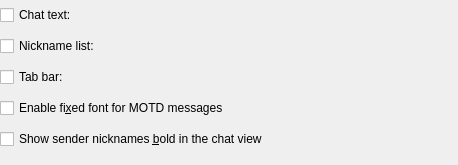
Old version of the form src/config/fontappearance_config.ui in the repository KDE/konversation.
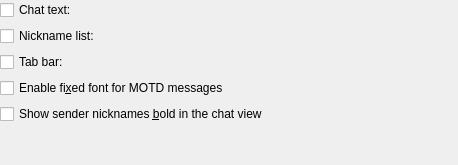
New version of the form. Custom widgets are drawn as their Qt base class.

Commit message:
Fix layout of font config dialog.
Re-added sizeHint property to the spacer, which I accidentally deleted
in my commit 4ad585fe.

```diff
--- a/src/config/fontappearance_config.ui
+++ b/src/config/fontappearance_config.ui
@@ -95,6 +95,12 @@
      <property name="sizeType" >
       <enum>QSizePolicy::Expanding</enum>
      </property>
+     <property name="sizeHint" stdset="0" >
+      <size>
+       <width>20</width>
+       <height>161</height>
+      </size>
+     </property>
     </spacer>
    </item>
   </layout>
```
